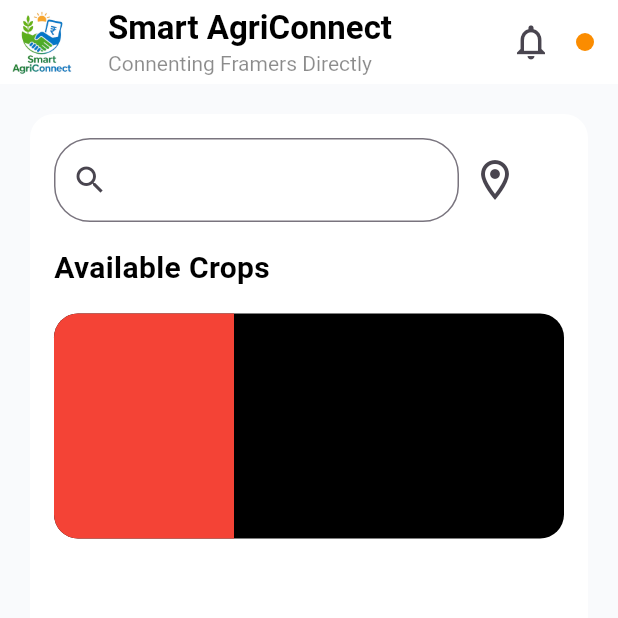
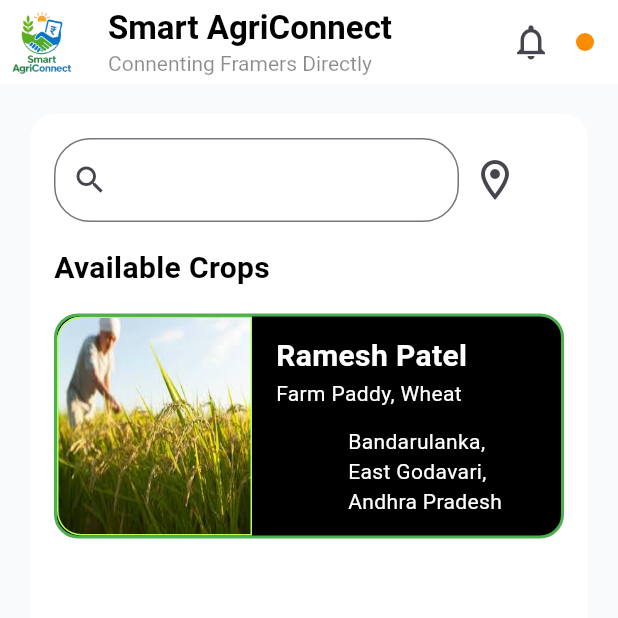
Before and after one commit to durgaprasad-4426/Flutter-projects, a Flutter app: the screen it shows after launch, on a phone screen of 412 x 824 dp, the top half of it. Run offline on Flutter 3.47's test engine with Material 3 defaults, Android fonts, the phone set to English and light mode, and no system bars; our stand-ins replace device_preview.

Commit message:
changes will added

```diff
--- a/lib/Widgets/Crops_cntr.dart
+++ b/lib/Widgets/Crops_cntr.dart
@@ -1,13 +1,12 @@
 import 'package:flutter/material.dart';
 
-class CropsCntr extends StatefulWidget {
-  const CropsCntr({super.key});
+class CropsCntr extends StatelessWidget {
+  final AssetImage img;
+  final String txt1;
+  final String txt2;
+  final String txt3;
+  const CropsCntr({super.key, required this.img, required this.txt1, required this.txt2, required this.txt3});
 
-  @override
-  State<CropsCntr> createState() => _CropsCntrState();
-}
-
-class _CropsCntrState extends State<CropsCntr> {
   @override
   Widget build(BuildContext context) {
     return Container(
@@ -15,18 +14,51 @@ class _CropsCntrState extends State<CropsCntr> {
       height: 150,
       decoration: BoxDecoration(
         color: Colors.black,
-        borderRadius: BorderRadius.circular(16)
+        borderRadius: BorderRadius.circular(16),
+        border: Border.all(color: Colors.green, width: 2)
       ),
       child: Row(
+        spacing: 4,
         children: [
           Container(
-            width: 120,
+            width: 130,
             height: double.infinity,
             decoration: BoxDecoration(
-              color: Colors.red,
-              borderRadius: BorderRadius.only(topLeft: Radius.circular(16), bottomLeft: Radius.circular(16))
+              image: DecorationImage(image: img, fit: BoxFit.fill),
+              borderRadius: BorderRadius.only(
+                topLeft: Radius.circular(16),
+                bottomLeft: Radius.circular(16),
+              ),
+              border: Border.all(color: Colors.lightGreenAccent, width: 1),
             ),
-          )
+          ),
+          Padding(
+            padding: const EdgeInsets.all(12),
+            child: Column(
+              crossAxisAlignment: CrossAxisAlignment.start,
+              children: [
+                Text(
+                  txt1,
+                  style: TextStyle(
+                    fontSize: 20,
+                    fontWeight: FontWeight.bold,
+                    color: Colors.white,
+                  ),
+                ),
+                Text(
+                  txt2,
+                  style: TextStyle(color: Colors.white, fontSize: 14),
+                ),
+                Padding(
+                  padding: const EdgeInsets.only(top: 12, left: 48),
+                  child: Text(
+                    txt3,
+                    style: TextStyle(color: Colors.white, fontSize: 14),
+                  ),
+                ),
+              ],
+            ),
+          ),
         ],
       ),
     );
--- a/lib/available_crps.dart
+++ b/lib/available_crps.dart
@@ -107,8 +107,12 @@ class _AvailableCrpsState extends State<AvailableCrps> {
                       fontWeight: FontWeight.bold,
                     ),
                   ),
-                  CropsCntr(),
-
+                  CropsCntr(
+                    img: AssetImage('assets/paddy.png'),
+                    txt1: 'Ramesh Patel',
+                    txt2: 'Farm Paddy, Wheat',
+                    txt3: 'Bandarulanka,\nEast Godavari,\nAndhra Pradesh',
+                  ),
                 ],
               ),
             ),
```
Also changed, not shown: assets/paddy.png (added).
